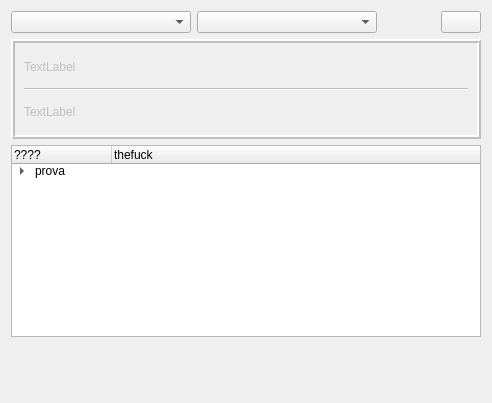
First picture: the form in rqt_nodelet_assembler/src/rqt_nodelet_assembler.ui, repository Tabjones/NodeletAssembler, before the edit.
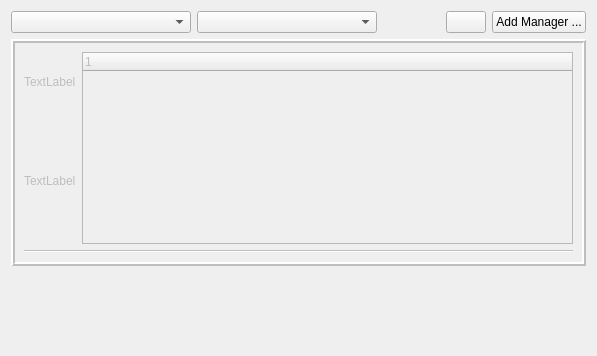
Second picture: the form after the edit.

Commit message: Train Work, some renaming

The edit to the form file:
```diff
--- a/rqt_nodelet_assembler/src/rqt_nodelet_assembler.ui
+++ b/rqt_nodelet_assembler/src/rqt_nodelet_assembler.ui
@@ -9,8 +9,8 @@
    <rect>
     <x>0</x>
     <y>0</y>
-    <width>492</width>
-    <height>403</height>
+    <width>597</width>
+    <height>356</height>
    </rect>
   </property>
   <property name="windowTitle">
@@ -71,13 +71,22 @@
        </property>
       </widget>
      </item>
+     <item>
+      <widget class="QPushButton" name="add_manager_push_button">
+       <property name="text">
+        <string>Add Manager ...</string>
+       </property>
+      </widget>
+     </item>
     </layout>
    </item>
    <item>
-    <layout class="QHBoxLayout" name="horizontalLayout_2" stretch="0">
+    <layout class="QHBoxLayout" name="horizontalLayout_2" stretch="">
      <property name="spacing">
       <number>0</number>
      </property>
+    </layout>
+   </item>
      <item>
       <widget class="QFrame" name="nodelet_frame">
        <property name="enabled">
@@ -99,19 +108,6 @@
         <number>2</number>
        </property>
        <layout class="QGridLayout" name="gridLayout">
-        <item row="2" column="0">
-         <widget class="QLabel" name="description">
-          <property name="text">
-           <string>TextLabel</string>
-          </property>
-          <property name="scaledContents">
-           <bool>true</bool>
-          </property>
-          <property name="wordWrap">
-           <bool>true</bool>
-          </property>
-         </widget>
-        </item>
         <item row="0" column="0">
          <widget class="QLabel" name="name">
           <property name="maximumSize">
@@ -131,25 +127,10 @@
           </property>
          </widget>
         </item>
-        <item row="1" column="0">
-         <widget class="Line" name="line">
-          <property name="orientation">
-           <enum>Qt::Horizontal</enum>
-          </property>
-         </widget>
-        </item>
-       </layout>
-      </widget>
-     </item>
-    </layout>
-   </item>
-   <item>
-    <widget class="QTreeWidget" name="treeWidget">
-     <property name="dragEnabled">
-      <bool>true</bool>
-     </property>
-     <property name="dragDropOverwriteMode">
-      <bool>true</bool>
+      <item row="0" column="1" rowspan="2">
+       <widget class="QTreeWidget" name="nodelet_tree">
+        <property name="sizeAdjustPolicy">
+         <enum>QAbstractScrollArea::AdjustIgnored</enum>
      </property>
      <property name="dragDropMode">
       <enum>QAbstractItemView::DragDrop</enum>
@@ -163,37 +144,34 @@
      <property name="animated">
       <bool>true</bool>
      </property>
+        <column>
+         <property name="text">
+          <string notr="true">1</string>
+         </property>
+        </column>
+       </widget>
+      </item>
+      <item row="1" column="0">
+       <widget class="QLabel" name="description_f">
+        <property name="text">
+         <string>TextLabel</string>
+        </property>
+        <property name="scaledContents">
+         <bool>true</bool>
+        </property>
      <property name="wordWrap">
       <bool>true</bool>
      </property>
-     <attribute name="headerCascadingSectionResizes">
-      <bool>true</bool>
-     </attribute>
-     <column>
-      <property name="text">
-       <string>????</string>
-      </property>
-     </column>
-     <column>
-      <property name="text">
-       <string>thefuck</string>
-      </property>
-     </column>
-     <item>
-      <property name="text">
-       <string>prova</string>
-      </property>
-      <item>
-       <property name="text">
-        <string>lol</string>
-       </property>
+       </widget>
       </item>
-      <item>
-       <property name="text">
-        <string>prova 2</string>
-       </property>
+      <item row="2" column="0" colspan="2">
+       <widget class="Line" name="line_sep">
+        <property name="orientation">
+         <enum>Qt::Horizontal</enum>
+        </property>
+       </widget>
       </item>
-     </item>
+     </layout>
     </widget>
    </item>
    <item>
```
Left out of the diff: 5 changed lines with no effect on the pictures. Lines whose indentation alone changed are shown as unchanged. The commit also changes 1 other file.
